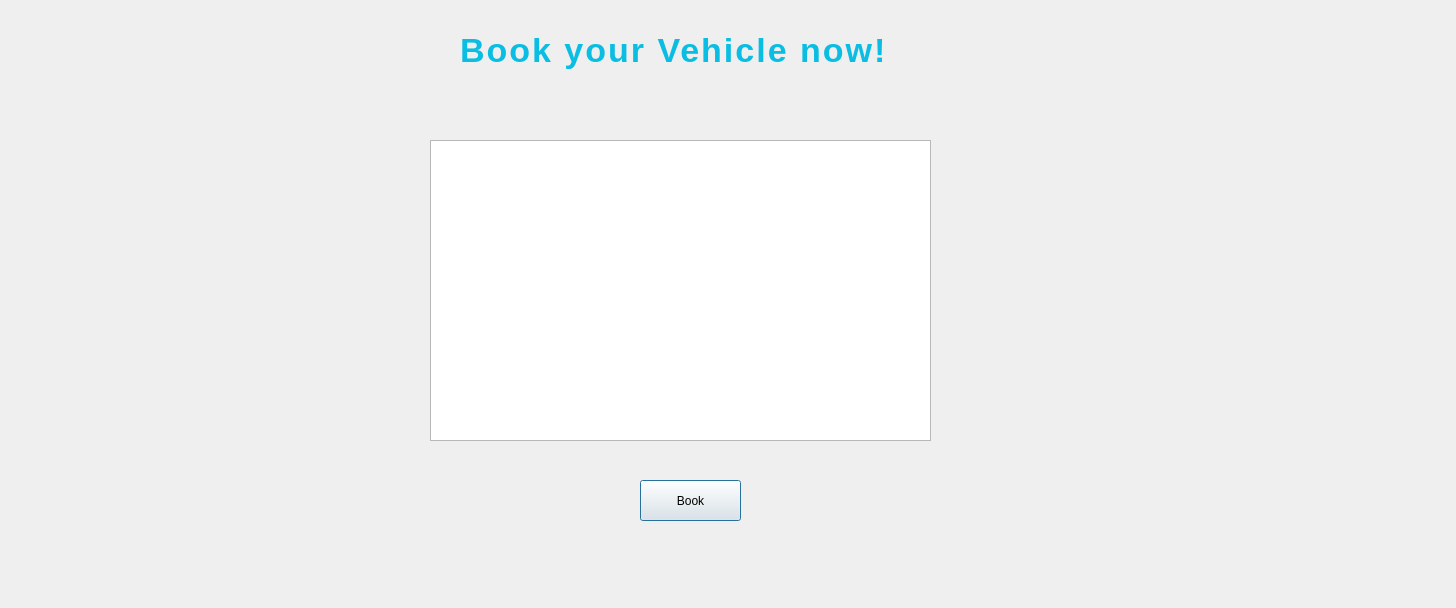
Before: the Qt Designer form bookvehicle.ui in swostika77/Vehicle-Rental-System, drawn with Qt 5.
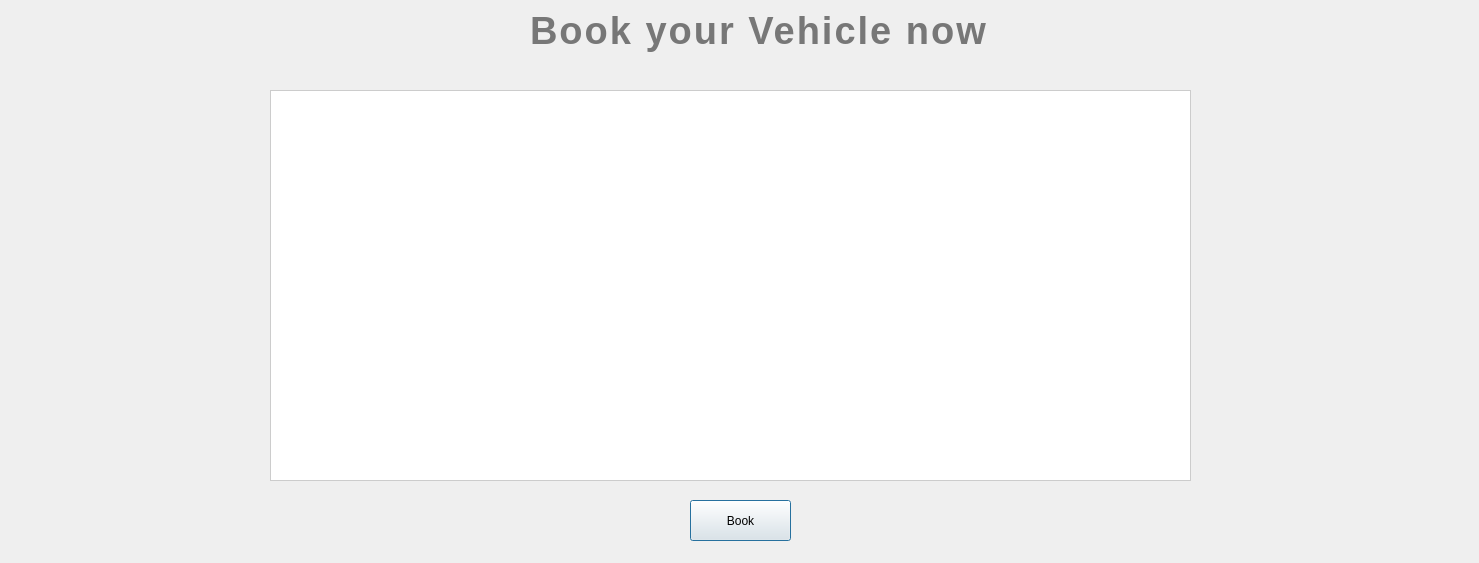
After: the same form once the commit is applied.

What changed in the file:
```diff
--- a/bookvehicle.ui
+++ b/bookvehicle.ui
@@ -6,8 +6,8 @@
    <rect>
     <x>0</x>
     <y>0</y>
-    <width>1456</width>
-    <height>608</height>
+    <width>1479</width>
+    <height>563</height>
    </rect>
   </property>
   <property name="windowTitle">
@@ -16,18 +16,59 @@
   <widget class="QTableWidget" name="tableVehicle">
    <property name="geometry">
     <rect>
-     <x>430</x>
-     <y>140</y>
-     <width>501</width>
-     <height>301</height>
+     <x>270</x>
+     <y>90</y>
+     <width>921</width>
+     <height>391</height>
     </rect>
    </property>
+   <property name="styleSheet">
+    <string notr="true">QTableWidget {
+    background-color: #ffffff;
+    alternate-background-color: #f5f9f5;
+    gridline-color: #e0e0e0;
+    font-size: 14px;
+    border: 1px solid #cccccc;
+}
+
+QTableWidget::item {
+    padding: 6px;
+    color: #2d2d2d;
+}
+
+QTableWidget::item:selected {
+    background-color: #c8f7c5;
+    color: #1b4d3e;
+}
+QHeaderView::section {
+    background-color:  #a8d5ba;
+    color: white;
+    font-weight: bold;
+    border: 1px solid #51708a ;
+    padding: 5px;
+}
+
+QScrollBar:vertical {
+    background: #f0f0f0;
+    width: 10px;
+}
+
+QScrollBar::handle:vertical {
+    background: #f5b041;
+    min-height: 20px;
+}
+
+QScrollBar::add-line:vertical, QScrollBar::sub-line:vertical {
+    height: 0px;
+}
+</string>
+   </property>
   </widget>
   <widget class="QPushButton" name="btnBook">
    <property name="geometry">
     <rect>
-     <x>640</x>
-     <y>480</y>
+     <x>690</x>
+     <y>500</y>
      <width>101</width>
      <height>41</height>
     </rect>
@@ -39,16 +80,16 @@
   <widget class="QLabel" name="label">
    <property name="geometry">
     <rect>
-     <x>460</x>
-     <y>20</y>
+     <x>530</x>
+     <y>0</y>
      <width>461</width>
      <height>61</height>
     </rect>
    </property>
    <property name="styleSheet">
     <string notr="true">QLabel#label {
-    color: #0abde3;
-    font-size: 34px;
+    color:  #777777; 
+    font-size: 38px;
     font-weight: 700;
     font-family: &quot;Orbitron&quot;, &quot;Segoe UI&quot;, sans-serif;
     letter-spacing: 2px;
```
